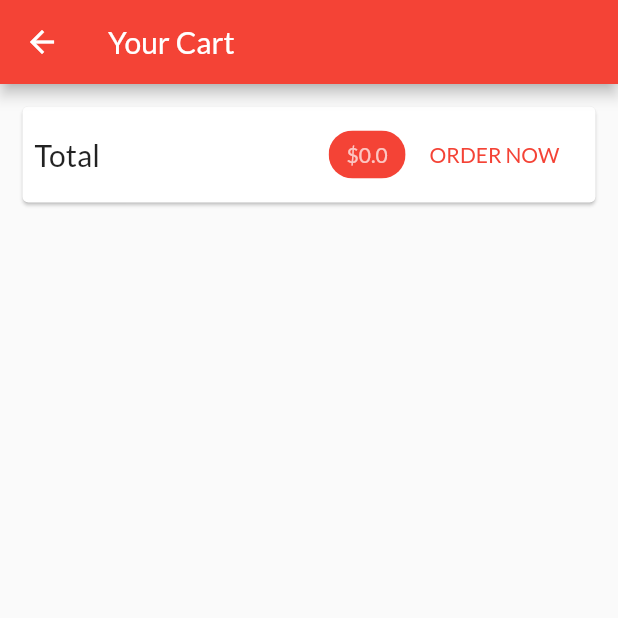
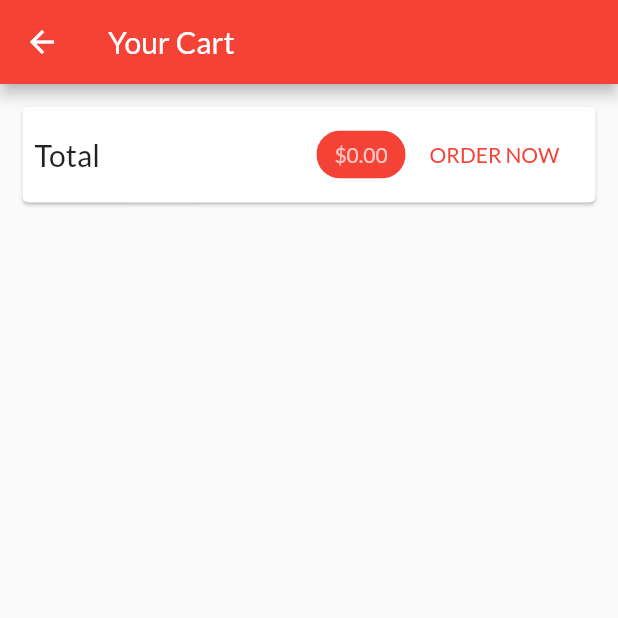
Before and after one commit to helenabd/shop_app, a Flutter app: the CartScreen screen opened by its route, after a tap on "ORDER NOW", on a phone screen of 412 x 824 dp, the top half of it. Run offline on Flutter 3.47's test engine with Material 2 defaults, Android fonts, the phone set to English and light mode, and no system bars; network calls fail.

Commit message:
Orders Screen and Drawer

```diff
--- a/lib/providers/cart.dart
+++ b/lib/providers/cart.dart
@@ -67,4 +67,9 @@ class Cart with ChangeNotifier {
     _items.remove(productId);
     notifyListeners();
   }
+
+  void clear() {
+    _items = {};
+    notifyListeners();
+  }
 }
--- a/lib/providers/orders.dart
+++ b/lib/providers/orders.dart
@@ -31,6 +31,8 @@ class Orders with ChangeNotifier {
         amount: total,
         products: cartProducts,
         dateTime: DateTime.now(),
-        ));
+      ),
+    );
+    notifyListeners();
   }
 }
--- a/lib/screens/cart_screen.dart
+++ b/lib/screens/cart_screen.dart
@@ -3,6 +3,7 @@ import 'package:provider/provider.dart';
 
 import '../providers/cart.dart' show Cart;
 import '../widgets/cart_item.dart';
+import '../providers/orders.dart';
 
 class CartScreen extends StatelessWidget {
   static const routeName = '/cart';
@@ -32,7 +33,7 @@ class CartScreen extends StatelessWidget {
                   Spacer(),
                   Chip(
                     label: Text(
-                      '\$${cart.totalAmount}',
+                      '\$${cart.totalAmount.toStringAsFixed(2)}',
                       style: TextStyle(
                         color:
                             Theme.of(context).primaryTextTheme.headline1.color,
@@ -41,8 +42,14 @@ class CartScreen extends StatelessWidget {
                     backgroundColor: Theme.of(context).primaryColor,
                   ),
                   FlatButton(
-                    onPressed: () {},
                     child: Text('ORDER NOW'),
+                    onPressed: () {
+                      Provider.of<Orders>(context, listen: false).addOrder(
+                        cart.items.values.toList(),
+                        cart.totalAmount,
+                      );
+                      cart.clear();
+                    },
                     textColor: Theme.of(context).primaryColor,
                   )
                 ],
--- /dev/null
+++ b/lib/screens/orders_screen.dart
@@ -0,0 +1,24 @@
+import 'package:flutter/material.dart';
+import 'package:provider/provider.dart';
+
+import '../providers/orders.dart' show Orders;
+import '../widgets/order_item.dart';
+import '../widgets/app_drawer.dart';
+
+class OrdersScreen extends StatelessWidget {
+  static const routeName = '/orders';
+  @override
+  Widget build(BuildContext context) {
+    final orderData = Provider.of<Orders>(context);
+    return Scaffold(
+      appBar: AppBar(
+        title: Text('Your Orders'),
+      ),
+      drawer: AppDrawer(),
+      body: ListView.builder(
+        itemCount: orderData.orders.length,
+        itemBuilder: (ctx, i) => OrderItem(orderData.orders[i]),
+      ),
+    );
+  }
+}
--- a/lib/screens/products_overview_screen.dart
+++ b/lib/screens/products_overview_screen.dart
@@ -5,6 +5,7 @@ import '../widgets/products_grid.dart';
 import '../widgets/badge.dart';
 import '../providers/cart.dart';
 import '../screens/cart_screen.dart';
+import '../widgets/app_drawer.dart';
 
 enum FilterOptions {
   Favorites,
@@ -65,6 +66,7 @@ class _ProductsOverviewScreenState extends State<ProductsOverviewScreen> {
           ),
         ],
       ),
+      drawer: AppDrawer(),
       body: ProductsGrid(_showOnlyFavorites),
     );
   }
--- a/lib/widgets/cart_item.dart
+++ b/lib/widgets/cart_item.dart
@@ -1,6 +1,7 @@
 import 'package:flutter/material.dart';
-import 'package:flutter_complete_guide/providers/cart.dart';
 import 'package:provider/provider.dart';
+
+import '../providers/cart.dart';
 
 class CartItem extends StatelessWidget {
   final String id;
--- /dev/null
+++ b/lib/widgets/order_item.dart
@@ -0,0 +1,75 @@
+import 'dart:math';
+
+import 'package:flutter/material.dart';
+import 'package:intl/intl.dart';
+
+import '../providers/orders.dart' as ord;
+
+class OrderItem extends StatefulWidget {
+  final ord.OrderItem order;
+
+  OrderItem(this.order);
+
+  @override
+  _OrderItemState createState() => _OrderItemState();
+}
+
+class _OrderItemState extends State<OrderItem> {
+  var _expanded = false;
+
+  @override
+  Widget build(BuildContext context) {
+    return Card(
+      margin: EdgeInsets.all(10),
+      child: Column(
+        children: <Widget>[
+          ListTile(
+            title: Text('\$${widget.order.amount}'),
+            subtitle: Text(
+              DateFormat('dd/MM/yyyy hh:mm').format(widget.order.dateTime),
+            ),
+            trailing: IconButton(
+              icon: Icon(_expanded ? Icons.expand_less : Icons.expand_more),
+              onPressed: () {
+                setState(() {
+                  _expanded = !_expanded;
+                });
+              },
+            ),
+          ),
+          if (_expanded)
+            Container(
+              padding: EdgeInsets.symmetric(
+                horizontal: 15,
+                vertical: 4,
+              ),
+              height: min(widget.order.products.length * 20.0 + 10, 100),
+              child: ListView(
+                children: widget.order.products
+                    .map((product) => Row(
+                          mainAxisAlignment: MainAxisAlignment.spaceBetween,
+                          children: <Widget>[
+                            Text(
+                              product.title,
+                              style: TextStyle(
+                                fontSize: 18,
+                                fontWeight: FontWeight.bold,
+                              ),
+                            ),
+                            Text(
+                              '${product.quantity}x \$${product.price}',
+                              style: TextStyle(
+                                fontSize: 18,
+                                color: Theme.of(context).accentColor,
+                              ),
+                            )
+                          ],
+                        ))
+                    .toList(),
+              ),
+            ),
+        ],
+      ),
+    );
+  }
+}
--- a/pubspec.yaml
+++ b/pubspec.yaml
@@ -20,6 +20,7 @@ dependencies:
   flutter:
     sdk: flutter
   provider: ^4.3.2+3
+  intl: ^0.16.1
 
   # The following adds the Cupertino Icons font to your application.
   # Use with the CupertinoIcons class for iOS style icons.
```
Also changed, not shown: lib/main.dart (+10 -4 lines), lib/widgets/app_drawer.dart (added, +36 -0 lines), pubspec.lock. Lines whose indentation alone changed are shown as unchanged.
